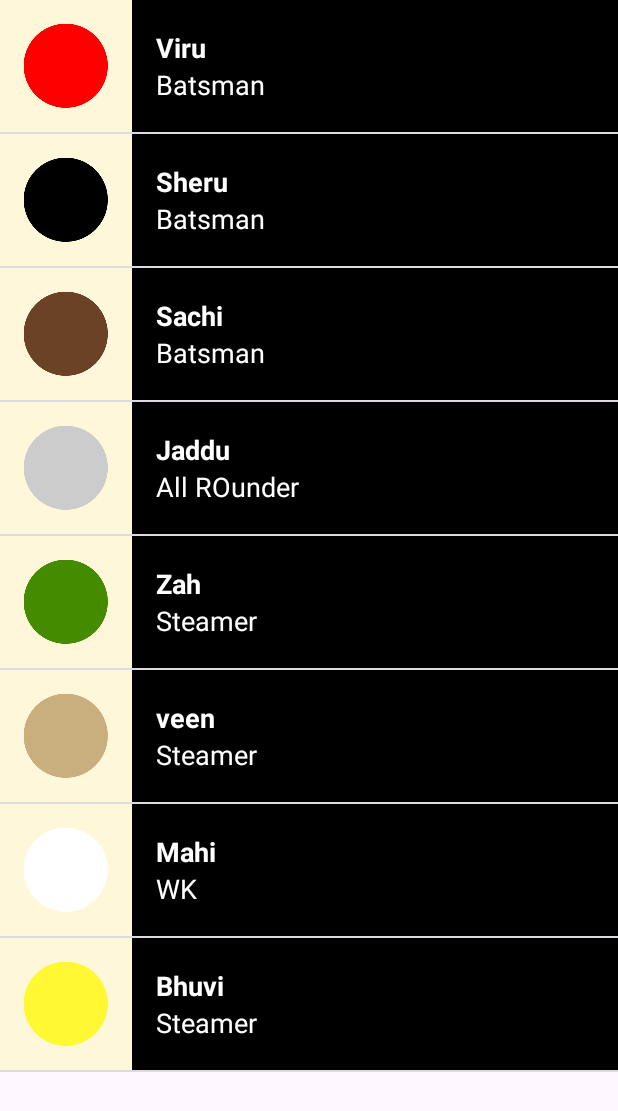
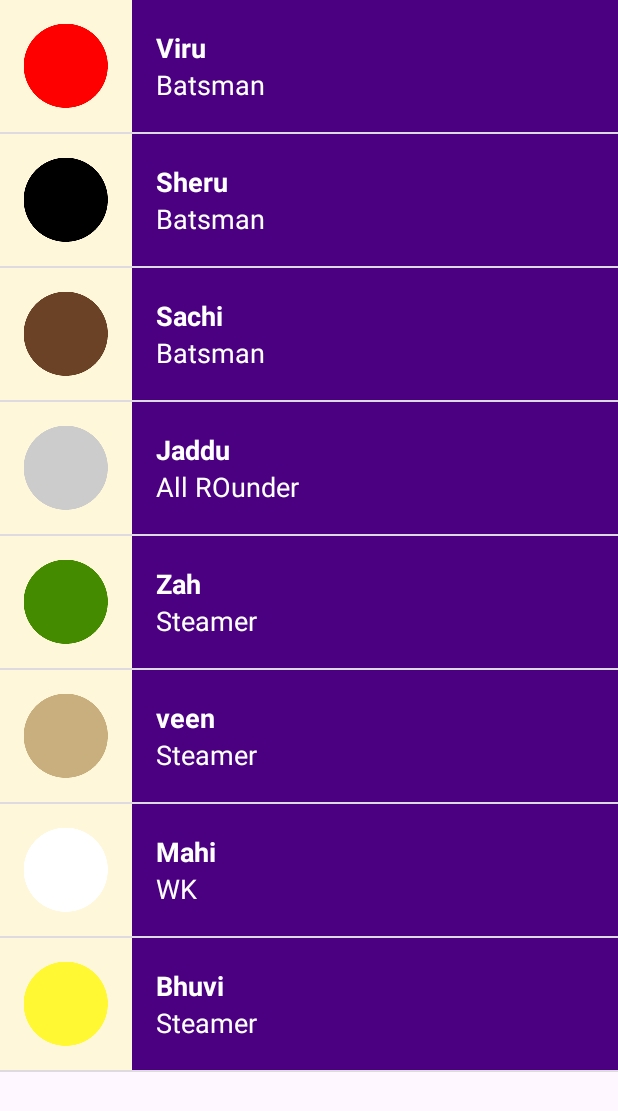
Before and after one commit to ayan-de/CustomAdapter-JAVA, an Android app: the MainActivity2 screen opened directly, with no data from a screen before it, on a phone screen of 412 x 824 dp. Shown: the top 1111 px of the screen. Run offline under Robolectric (Android 15) with nearby library versions, the phone set to English and light mode, and no system bars.

Commit message:
"colour attributes added"

```diff
--- a/app/src/main/java/com/example/firstapp/MainActivity1.java
+++ b/app/src/main/java/com/example/firstapp/MainActivity1.java
@@ -28,7 +28,7 @@ public class MainActivity1 extends AppCompatActivity {
         teamIndia.add(new TeamIndia("Rishabh Pant","Batsman",R.drawable.number_nine));
         teamIndia.add(new TeamIndia("Ganguly","Captain",R.drawable.number_ten));
 
-        TeamAdapter Adapter = new TeamAdapter(this,teamIndia);
+        TeamAdapter Adapter = new TeamAdapter(this,teamIndia,R.color.black);
 
         ListView listView = (ListView) findViewById(R.id.list);
 
--- a/app/src/main/java/com/example/firstapp/MainActivity2.java
+++ b/app/src/main/java/com/example/firstapp/MainActivity2.java
@@ -24,7 +24,7 @@ public class MainActivity2 extends AppCompatActivity {
         teamIndia.add(new TeamIndia("Mahi", "WK",R.drawable.color_white));
         teamIndia.add(new TeamIndia("Bhuvi", "Steamer",R.drawable.color_mustard_yellow));
 
-        TeamAdapter Adapter = new TeamAdapter(this, teamIndia);
+        TeamAdapter Adapter = new TeamAdapter(this, teamIndia,R.color.Indigo);
 
         ListView listView = (ListView) findViewById(R.id.list);
 
--- a/app/src/main/java/com/example/firstapp/MainActivity3.java
+++ b/app/src/main/java/com/example/firstapp/MainActivity3.java
@@ -27,7 +27,7 @@ public class MainActivity3 extends AppCompatActivity {
         teamIndia.add(new TeamIndia("Rishabh Pant","Batsman",R.drawable.family_younger_brother));
         teamIndia.add(new TeamIndia("Ganguly","Captain",R.drawable.family_younger_sister));
 
-        TeamAdapter Adapter = new TeamAdapter(this,teamIndia);
+        TeamAdapter Adapter = new TeamAdapter(this,teamIndia,R.color.blue);
 
         ListView listView = (ListView) findViewById(R.id.list);
 
--- a/app/src/main/java/com/example/firstapp/MainActivity4.java
+++ b/app/src/main/java/com/example/firstapp/MainActivity4.java
@@ -25,7 +25,7 @@ public class MainActivity4 extends AppCompatActivity {
         teamIndia.add(new TeamIndia("Mahi", "WK"));
         teamIndia.add(new TeamIndia("Bhuvi", "Steamer"));
 
-        TeamAdapter Adapter = new TeamAdapter(this, teamIndia);
+        TeamAdapter Adapter = new TeamAdapter(this, teamIndia,R.color.green);
 
         ListView listView = (ListView) findViewById(R.id.list);
 
--- a/app/src/main/java/com/example/firstapp/TeamAdapter.java
+++ b/app/src/main/java/com/example/firstapp/TeamAdapter.java
@@ -11,14 +11,17 @@ import android.widget.TextView;
 
 import androidx.annotation.NonNull;
 import androidx.annotation.Nullable;
+import androidx.core.content.ContextCompat;
 
 import java.util.ArrayList;
 
 public class TeamAdapter extends ArrayAdapter<TeamIndia> {
 
-    public TeamAdapter(Activity context, ArrayList<TeamIndia> teamIndia)
-    {
-        super(context,0,teamIndia);
+    private int colorResourceId;
+
+    public TeamAdapter(Activity context, ArrayList<TeamIndia> teamIndia, int colorresourceid) {
+        super(context, 0, teamIndia);
+        colorResourceId = colorresourceid;
     }
 
     @Override
@@ -42,13 +45,17 @@ public class TeamAdapter extends ArrayAdapter<TeamIndia> {
 
         ImageView imageView = (ImageView) listItemView.findViewById(R.id.image);
 
-        if(currentPlayer.hasImage()) {
+        if (currentPlayer.hasImage()) {
             imageView.setImageResource(currentPlayer.getImage());
             imageView.setVisibility(View.VISIBLE);
-        }
-        else {
+        } else {
             imageView.setVisibility(View.GONE);
         }
+
+        View textContainer = listItemView.findViewById(R.id.text_container);
+        int color = ContextCompat.getColor(getContext(), colorResourceId);
+        textContainer.setBackgroundColor(color);
+
         return listItemView;
     }
 }
--- a/app/src/main/res/layout/activity_main.xml
+++ b/app/src/main/res/layout/activity_main.xml
@@ -15,7 +15,8 @@
         <TextView
             android:id="@+id/Activity1"
             style="@style/CategoryStyle"
-            android:background="@color/violet"
+            android:background="@color/tanColor"
+            android:textColor="@color/black"
             android:text="Activity1" />
 
         <TextView
--- a/app/src/main/res/layout/list_item.xml
+++ b/app/src/main/res/layout/list_item.xml
@@ -16,7 +16,6 @@
         android:id="@+id/text_container"
         android:layout_width="match_parent"
         android:layout_height="match_parent"
-        android:background="@color/black"
         android:paddingLeft="16dp"
         android:orientation="vertical">
 
--- a/app/src/main/res/values/colors.xml
+++ b/app/src/main/res/values/colors.xml
@@ -11,4 +11,5 @@
     <color name="red">#FF5722</color>
     <color name="grey">#5A5A5A</color>
     <color name="tanColor">#FFF7DA</color>
+
 </resources>
```
